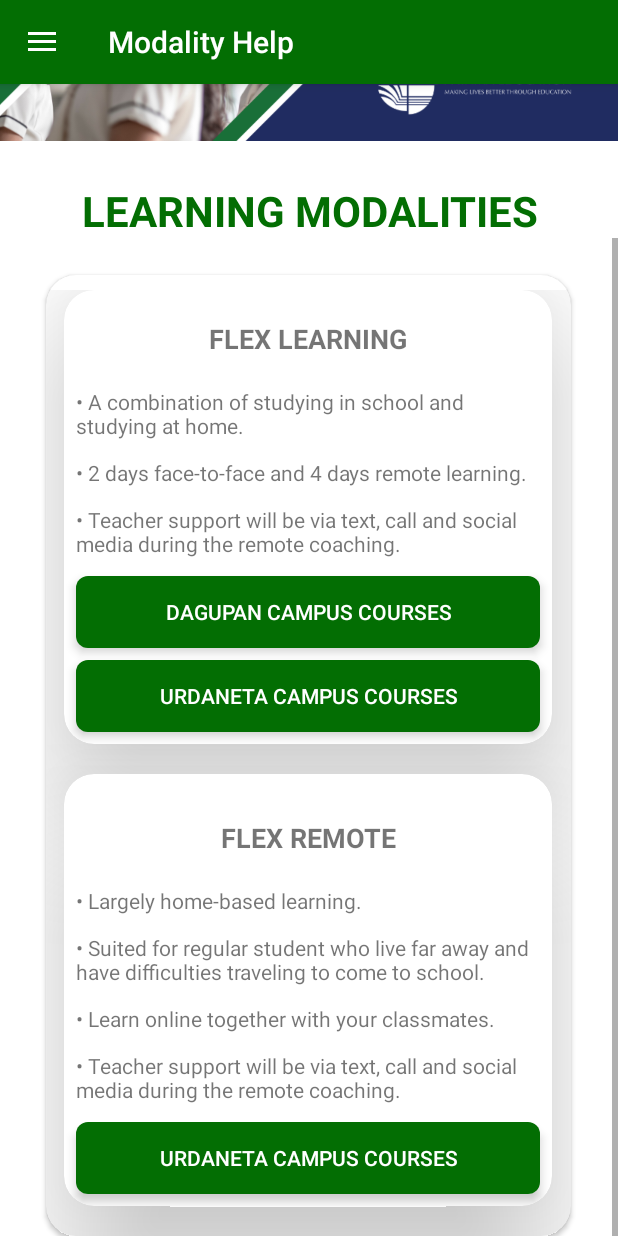
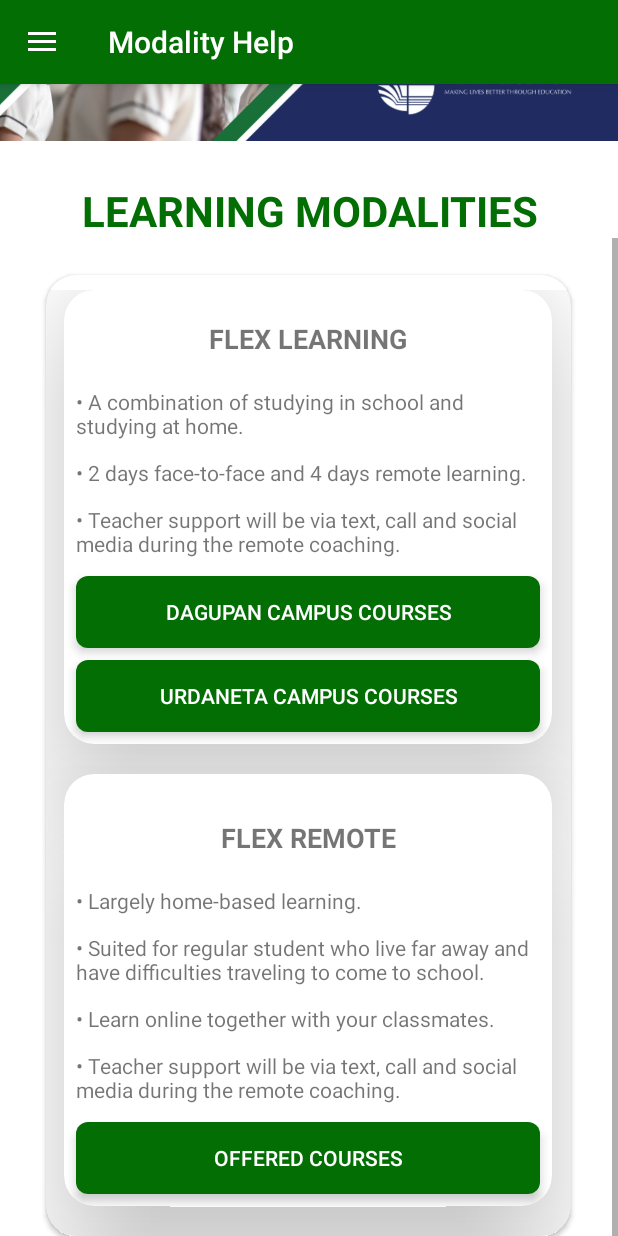
Before and after one commit to All-Seer/Micro-Customer-Relation-Management-App, an Android app: the fragment UpangModalityFragment placed in its activity, scrolled down 118 dp, on a phone screen of 412 x 824 dp. Run offline under Robolectric (Android 15) with nearby library versions, the light colour scheme and no system bars.

Commit message:
UPDATE UPANG HOME FRAGMENT

```diff
--- a/app/src/main/java/com/example/phinmaedapp/UpangPersonalDetailsFragment.kt
+++ b/app/src/main/java/com/example/phinmaedapp/UpangPersonalDetailsFragment.kt
@@ -23,7 +23,8 @@ class UpangPersonalDetailsFragment : Fragment() {
 
 
         binding.btpdSubmit.setOnClickListener{
-            val passfragment = UpangHomeFragment()
+            binding.tvPDStudentID.text = binding.etStudentID.text.toString()
+           val passfragment = UpangHomeFragment()
             val bundle = Bundle().apply {
                 putString("LASTNAME", binding.etLastName.text.toString())
                 putString("FIRSTNAME", binding.etFirstName.text.toString())
--- a/app/src/main/res/layout/fragment_upang_modality.xml
+++ b/app/src/main/res/layout/fragment_upang_modality.xml
@@ -449,7 +449,7 @@
                                     android:layout_height="wrap_content"
                                     android:background="@color/phinmaPrimary"
                                     android:textColor="@color/white"
-                                    android:text="Urdaneta Campus Courses" />
+                                    android:text="Offered Courses" />
 
                                 <LinearLayout
                                     android:id="@+id/layoutFlexRemoteList"
--- a/app/src/main/res/layout/fragment_upang_personal_details.xml
+++ b/app/src/main/res/layout/fragment_upang_personal_details.xml
@@ -56,6 +56,7 @@
 
 
                     <TextView
+                        android:id="@+id/tvPDStudentID"
                         android:layout_width="0dp"
                         android:layout_height="wrap_content"
                         android:layout_weight="1"
```
